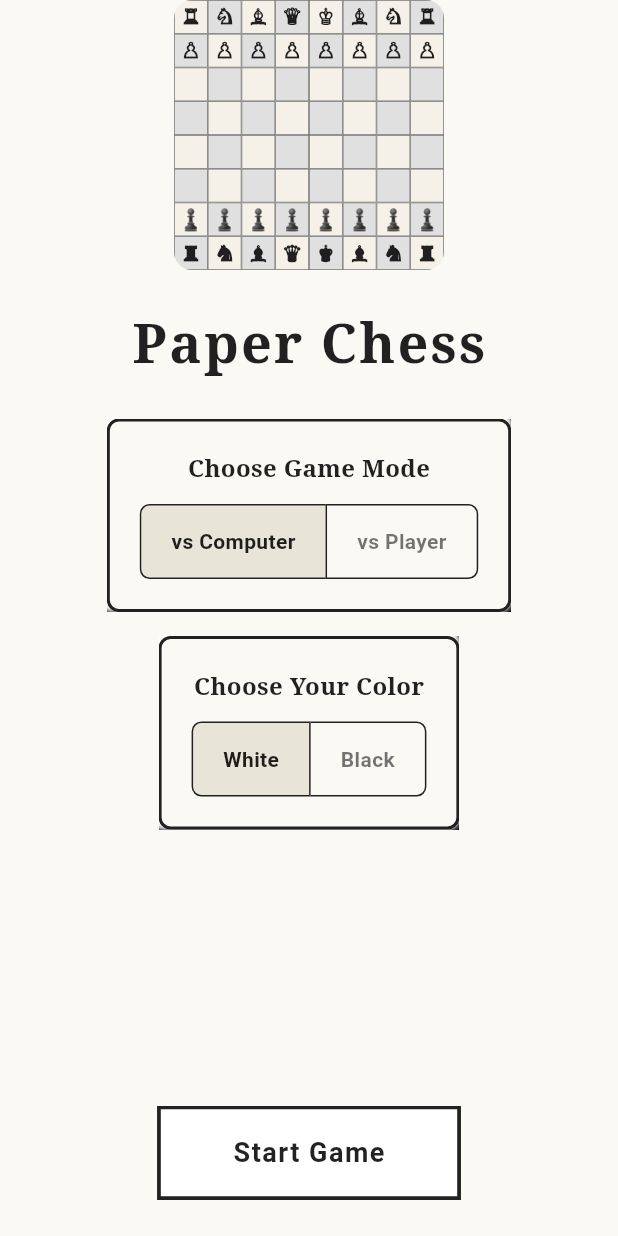
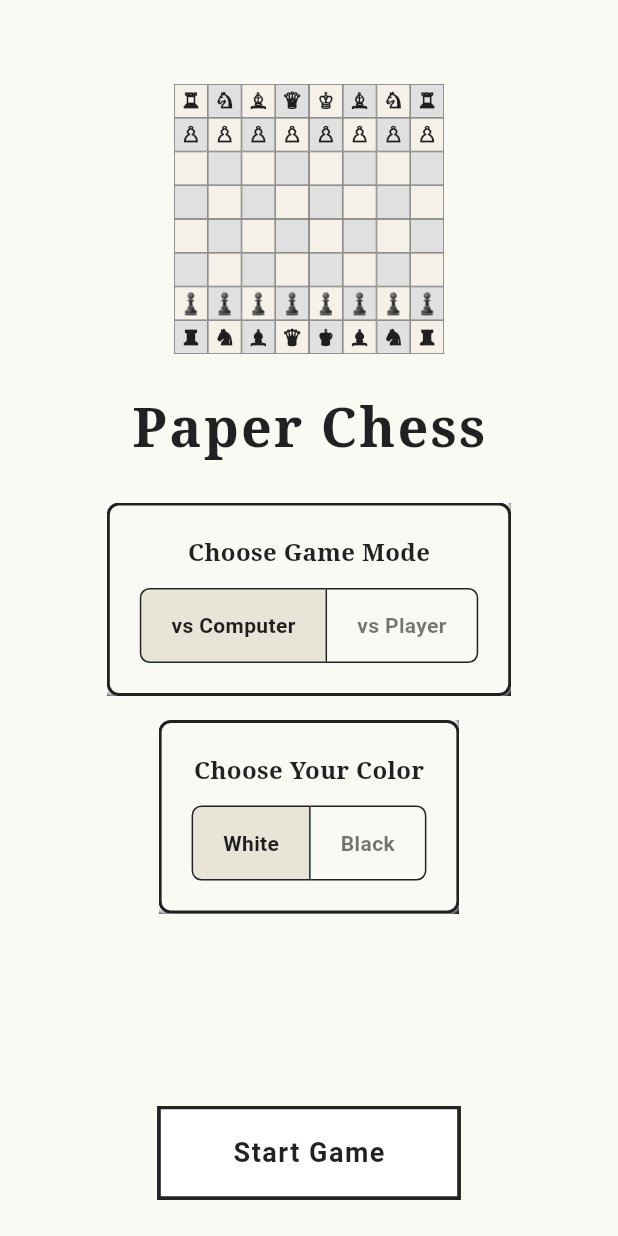
Before and after one commit to Bhumil73/chess, a Flutter app: the screen it shows after launch, on a phone screen of 412 x 824 dp. Run offline on Flutter 3.47's test engine with Material 3 defaults, Android fonts, the phone set to English and light mode, and no system bars; our stand-ins replace shared_preferences.

Commit message:
fix: removed border from icon

```diff
--- a/lib/presentation/pages/landing_page.dart
+++ b/lib/presentation/pages/landing_page.dart
@@ -50,6 +50,11 @@ class _LandingPageState extends State<LandingPage> with SingleTickerProviderStat
   Widget build(BuildContext context) {
     final prov = Provider.of<BoardProvider>(context, listen: false);
     return Scaffold(
+      appBar: AppBar(
+        backgroundColor: const Color(0xFFFBF9F4),
+        elevation: 0,
+        title: const Text(''),
+      ),
       body: Container(
         decoration: BoxDecoration(
           color: const Color(0xFFFBF9F4), // Off-white paper color
@@ -80,10 +85,7 @@ class _LandingPageState extends State<LandingPage> with SingleTickerProviderStat
                             height: 180,
                             decoration: BoxDecoration(
                               color: const Color(0xFFFBF9F4),
-                              borderRadius: BorderRadius.circular(12),
                             ),
-                            child: ClipRRect(
-                              borderRadius: BorderRadius.circular(12),
                             child: GridView.count(
                               physics: const NeverScrollableScrollPhysics(),
                               shrinkWrap: true,
@@ -114,7 +116,6 @@ class _LandingPageState extends State<LandingPage> with SingleTickerProviderStat
                                   ),
                                 );
                               }),
-                              ),
                             ),
                           ),
                         ],
```
Lines whose indentation alone changed are shown as unchanged.
